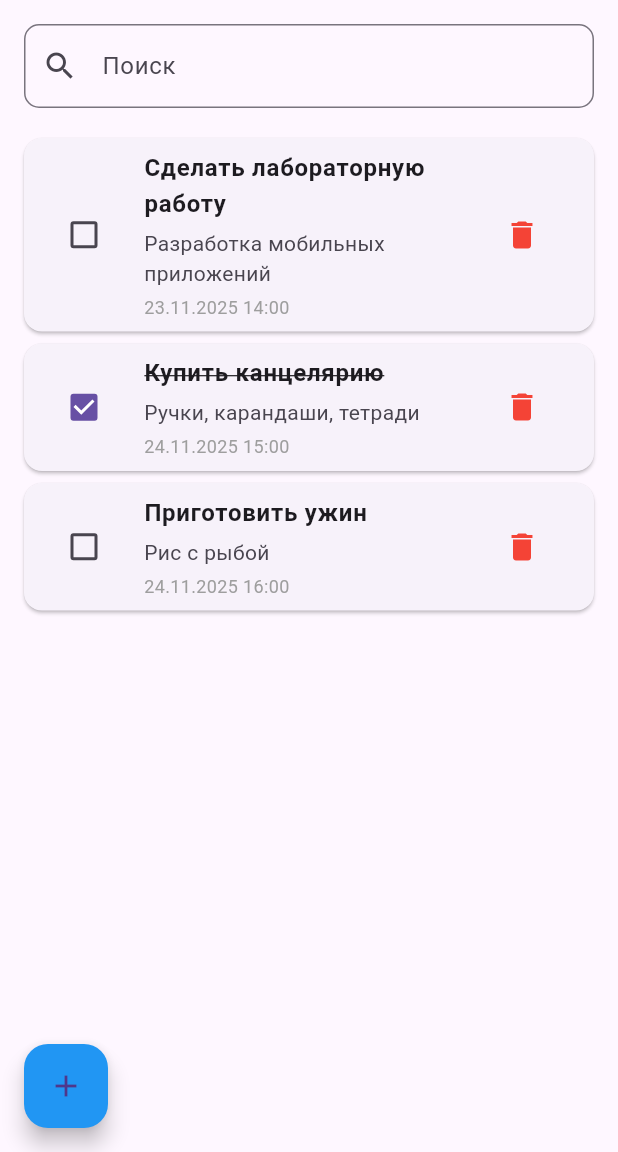
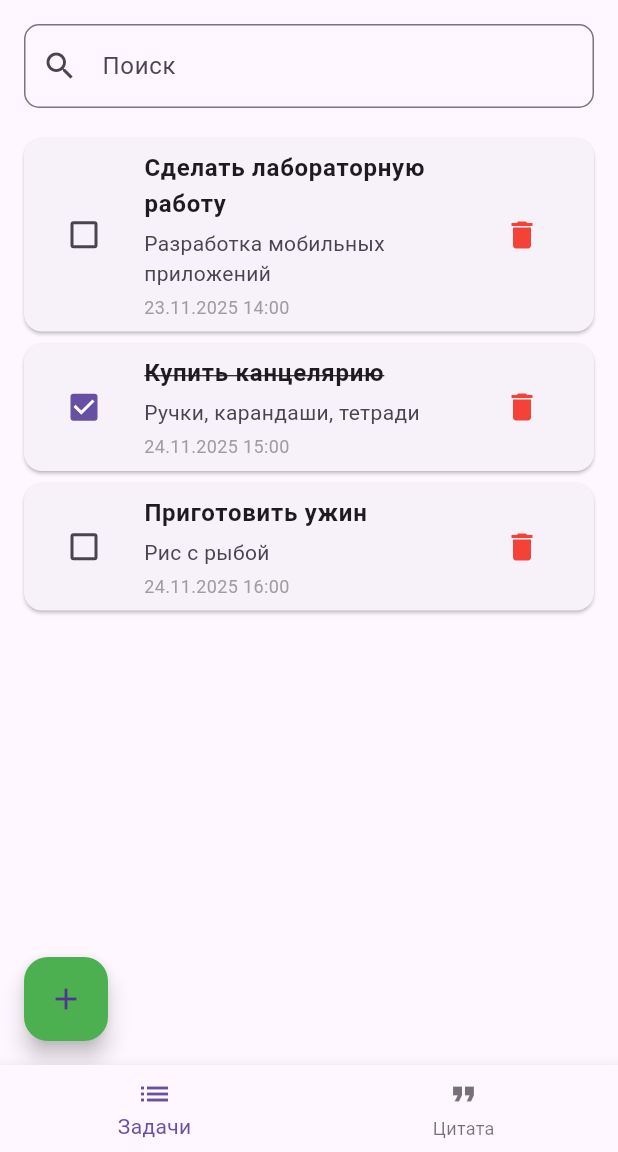
Before and after one commit to sokolovaver/flutter-labs, a Flutter app: the screen it shows after launch, on a phone screen of 412 x 824 dp, the part 84-1236 px from its top. Run offline on Flutter 3.47's test engine with Material 3 defaults, Android fonts, the phone set to English and light mode, and no system bars.

Commit message:
Рабочее приложение с навигацией и обработкой действий

```diff
--- a/my_app/lib/home_screen.dart
+++ b/my_app/lib/home_screen.dart
@@ -7,7 +7,6 @@ class HomeScreen extends StatefulWidget {
   @override
   _HomeScreenState createState() => _HomeScreenState();
 }
-
 
 class _HomeScreenState extends State<HomeScreen> {
   List<Map<String, dynamic>> tasks = [
@@ -30,6 +29,25 @@ class _HomeScreenState extends State<HomeScreen> {
       'completed': false,
     },
   ];
+
+  List<Map<String, dynamic>> filteredTasks = [];
+  String searchQuery = '';
+
+  @override
+  void initState() {
+    super.initState();
+    filteredTasks = List.from(tasks);
+  }
+
+  void _filterTasks(String query) {
+    setState(() {
+      searchQuery = query.toLowerCase();
+      filteredTasks = tasks.where((task) {
+        return task['title'].toLowerCase().contains(searchQuery) ||
+            task['preview'].toLowerCase().contains(searchQuery);
+      }).toList();
+    });
+  }
 
   void _openTaskEditor({Map<String, dynamic>? task, int? index}) {
     Navigator.of(context)
@@ -55,6 +73,8 @@ class _HomeScreenState extends State<HomeScreen> {
           } else {
             tasks.add(newTask);
           }
+          // Обновляем фильтр после изменения списка задач
+          _filterTasks(searchQuery);
         });
       }
     });
@@ -75,6 +95,7 @@ class _HomeScreenState extends State<HomeScreen> {
             onPressed: () {
               setState(() {
                 tasks.removeAt(index);
+                _filterTasks(searchQuery);
               });
               Navigator.of(context).pop();
             },
@@ -105,17 +126,17 @@ class _HomeScreenState extends State<HomeScreen> {
                   borderRadius: BorderRadius.circular(10.0),
                 ),
               ),
-              onChanged: (value) {
-                // Можно добавить фильтр задач
-              },
+              onChanged: _filterTasks,
             ),
           ),
           // Список задач
           Expanded(
             child: ListView.builder(
-              itemCount: tasks.length,
+              itemCount: filteredTasks.length,
               itemBuilder: (context, index) {
-                final task = tasks[index];
+                final task = filteredTasks[index];
+                // Находим индекс этой задачи в основном списке, чтобы корректно удалить или редактировать
+                final originalIndex = tasks.indexOf(task);
                 return Card(
                   margin: EdgeInsets.symmetric(horizontal: 16.0, vertical: 4.0),
                   child: ListTile(
@@ -123,7 +144,8 @@ class _HomeScreenState extends State<HomeScreen> {
                       value: task['completed'],
                       onChanged: (value) {
                         setState(() {
-                          tasks[index]['completed'] = value!;
+                          tasks[originalIndex]['completed'] = value!;
+                          _filterTasks(searchQuery);
                         });
                       },
                     ),
@@ -150,10 +172,10 @@ class _HomeScreenState extends State<HomeScreen> {
                     ),
                     trailing: IconButton(
                       icon: Icon(Icons.delete, color: Colors.red),
-                      onPressed: () => _showDeleteDialog(index),
+                      onPressed: () => _showDeleteDialog(originalIndex),
                     ),
                     onTap: () {
-                      _openTaskEditor(task: task, index: index);
+                      _openTaskEditor(task: task, index: originalIndex);
                     },
                   ),
                 );
@@ -165,7 +187,7 @@ class _HomeScreenState extends State<HomeScreen> {
       floatingActionButton: FloatingActionButton(
         onPressed: () => _openTaskEditor(),
         child: Icon(Icons.add),
-        backgroundColor: Colors.blue,
+        backgroundColor: Colors.green,
       ),
       floatingActionButtonLocation: FloatingActionButtonLocation.startFloat,
     );
--- a/my_app/lib/main.dart
+++ b/my_app/lib/main.dart
@@ -15,7 +15,45 @@ class MyApp extends StatelessWidget {
       theme: ThemeData(
         primarySwatch: Colors.green,
       ),
-      home: const HomeScreen(),
+      home: const MainScreen(),
     );
   }
 }
+
+class MainScreen extends StatefulWidget {
+  const MainScreen({super.key});
+
+  @override
+  _MainScreenState createState() => _MainScreenState();
+}
+
+class _MainScreenState extends State<MainScreen> {
+  int _currentIndex = 0;
+
+  final List<Widget> _pages = [
+    HomeScreen(),
+    // Можно добавить другие страницы, например, цитату
+    Center(child: Text('Цитата будет тут')),
+  ];
+
+  @override
+  Widget build(BuildContext context) {
+    return Scaffold(
+      body: _pages[_currentIndex],
+      bottomNavigationBar: BottomNavigationBar(
+        currentIndex: _currentIndex,
+        onTap: (index) => setState(() => _currentIndex = index),
+        items: [
+          BottomNavigationBarItem(
+            icon: Icon(Icons.list),
+            label: 'Задачи',
+          ),
+          BottomNavigationBarItem(
+            icon: Icon(Icons.format_quote),
+            label: 'Цитата',
+          ),
+        ],
+      ),
+    );
+  }
+}
```
